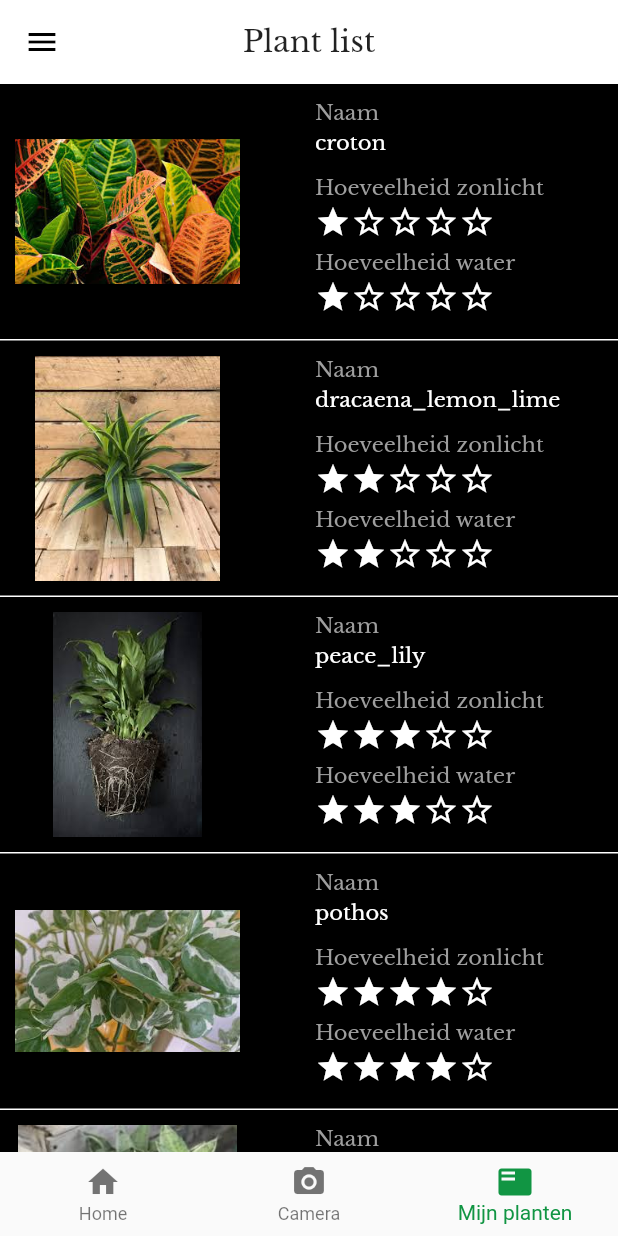
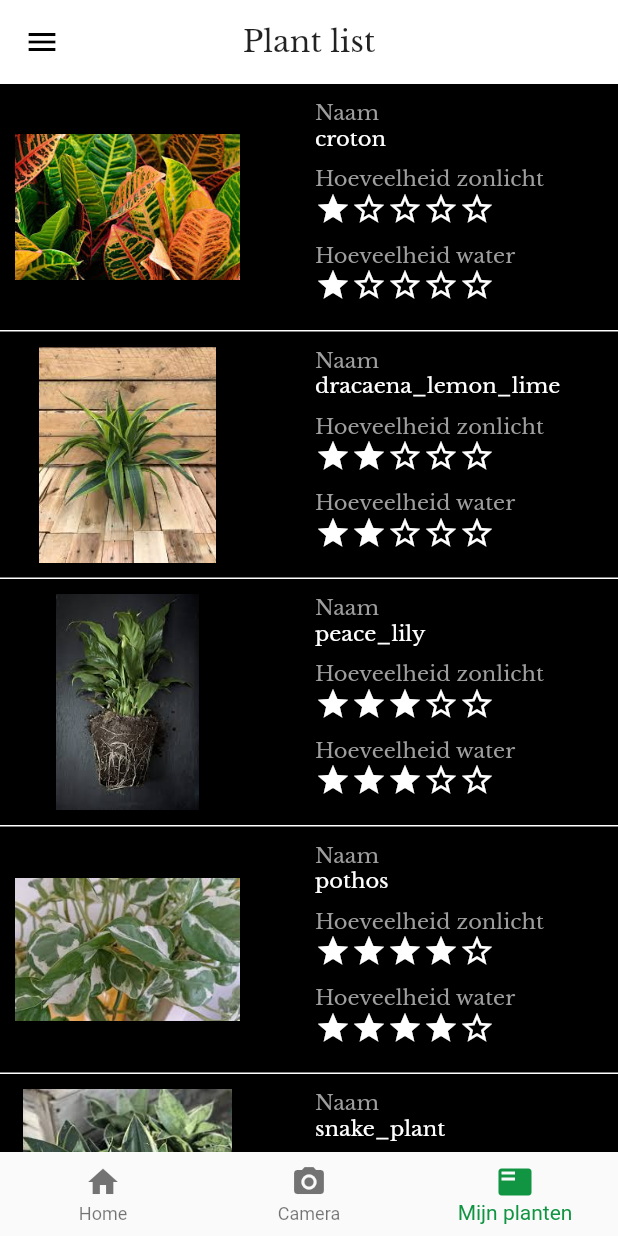
Before and after one commit to Bramgus12/ProjectD, a Flutter app: the PlantList screen opened by its route, on a phone screen of 412 x 824 dp. Run offline on Flutter 3.47's test engine with Material 2 defaults, Android fonts, the phone set to English and light mode, and no system bars.

Commit message:
layout without magic numbers

```diff
--- a/client/lib/pages/PlantList.dart
+++ b/client/lib/pages/PlantList.dart
@@ -27,7 +27,7 @@ class PlantList extends StatelessWidget {
             );
             return PlantListItem(plantInfo: plantInfo);
           },
-        itemCount: 25,
+        itemCount: 5,
       )
     );
   }
@@ -61,6 +61,7 @@ class PlantListItem extends StatelessWidget {
     return DefaultTextStyle(
       child: Container(
         padding: EdgeInsets.all(10.0),
+        height: _imageHeight * 1.1,
         decoration: BoxDecoration(
           border: Border(
             bottom: BorderSide(
@@ -70,73 +71,53 @@ class PlantListItem extends StatelessWidget {
           ),
           color: Colors.black
         ),
-        child: Stack(
+        child: GestureDetector(
+          // onTap: () {  },
+          child: Row(
             children: <Widget>[
-            Align(
-              alignment: Alignment.centerLeft,
-              child: Image.asset(
+              Image.asset(
                 plantInfo.imageName,
                 width: _imageWidth,
                 height: _imageHeight,
               ),
+              SizedBox(
+                width: 50,
               ),
-            Positioned(
-              left: 200,
-              top: 0,
-              child: Text(
+              Column(
+                crossAxisAlignment: CrossAxisAlignment.start,
+                children: <Widget>[
+                  Text(
                     'Naam',
-                style: TextStyle(
-                  color: Colors.grey
+                    style: TextStyle(color: Colors.grey)
                   ),
+                  Text(plantInfo.name),
+                  SizedBox(height: 10),
+
+                  Text(
+                      'Hoeveelheid zonlicht',
+                      style: TextStyle(color: Colors.grey)
                   ),
-            ),
-            Positioned(
-              left: 200,
-              top: 20,
-              child: Text(
-                plantInfo.name,
-              ),
-            ),
-            Positioned(
-              left: 200,
-              top: 50,
-              child: Text(
-                'Hoeveelheid zonlicht',
-                style: TextStyle(
-                    color: Colors.grey
-                ),
-              ),
-            ),
-            Positioned(
-              left: 200,
-              top: 70,
-              child: RatingRow(
+                  RatingRow(
                     count: plantInfo.sunLightAmount,
                     filledIcon: Icons.star,
-                unfilledIcon: Icons.star_border
-              )
+                    unfilledIcon: Icons.star_border,
                   ),
-            Positioned(
-              left: 200,
-              top: 100,
-              child: Text(
+                  SizedBox(height: 10),
+
+                  Text(
                       'Hoeveelheid water',
-                style: TextStyle(
-                    color: Colors.grey
+                      style: TextStyle(color: Colors.grey)
                   ),
-              ),
-            ),
-            Positioned(
-                left: 200,
-                top: 120,
-                child: RatingRow(
+                  RatingRow(
                       count: plantInfo.waterAmount,
                       filledIcon: Icons.star,
-                    unfilledIcon: Icons.star_border
+                      unfilledIcon: Icons.star_border,
                   )
-            ),
+                ],
+              )
             ],
           ),
+        )
       ),
       style: TextStyle(
           fontFamily: 'Libre Baskerville',
```
Lines whose indentation alone changed are shown as unchanged.
